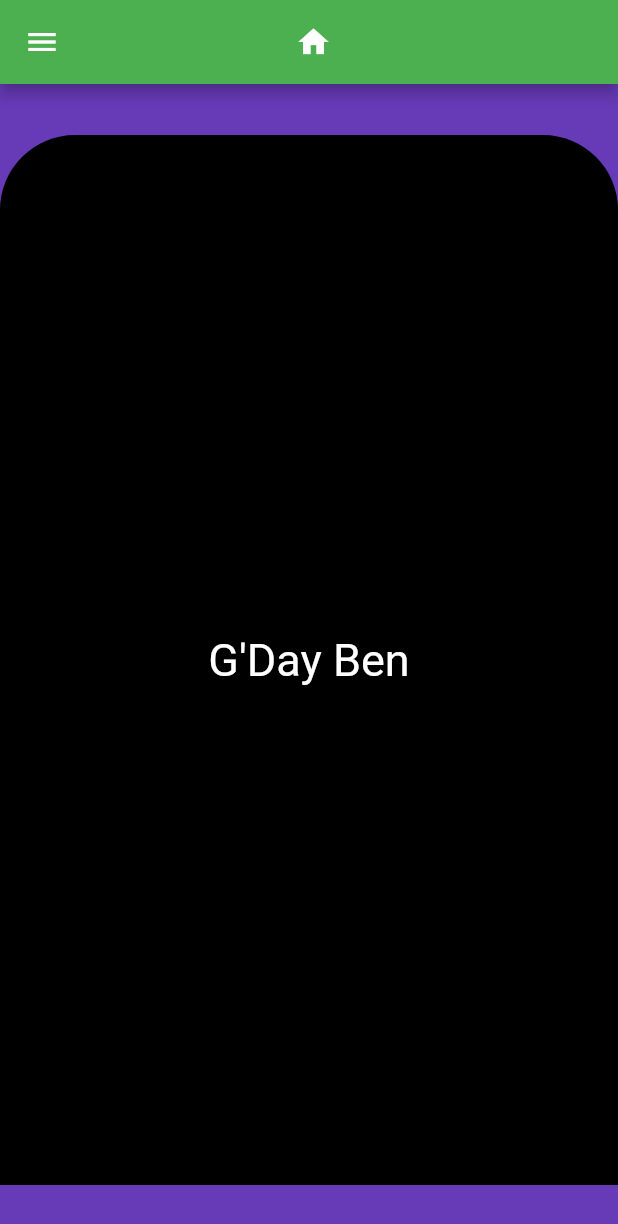
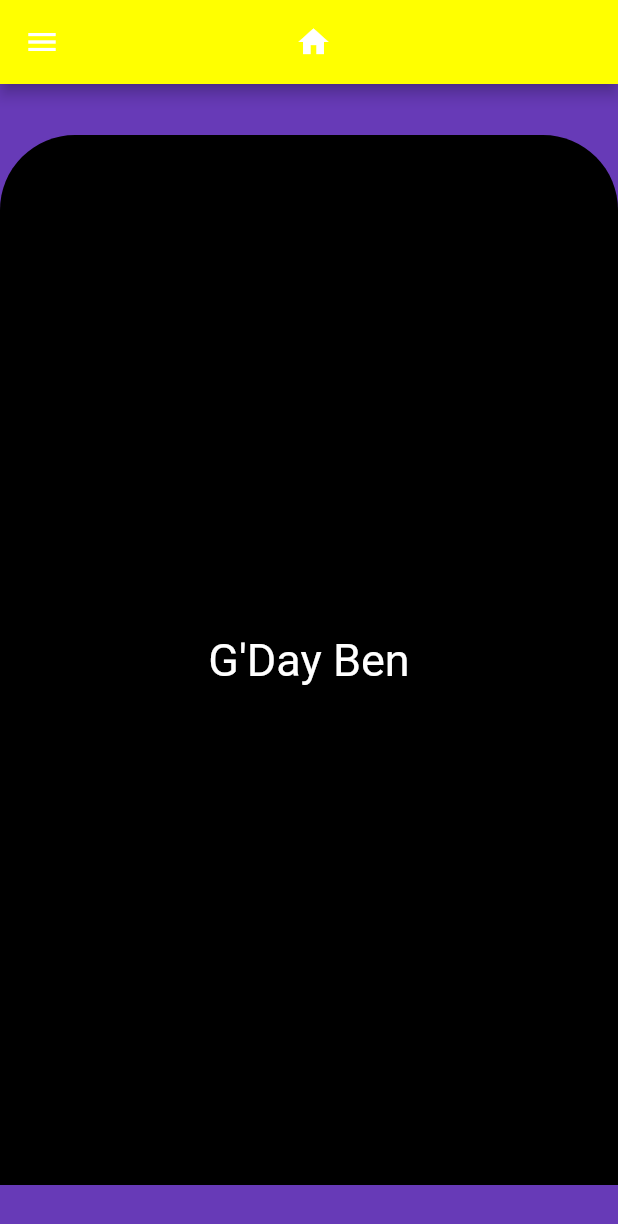
Before and after one commit to Kevin-Au-Duong/DACCKSCAM-DECO3801-S2-2022-UQ, a Flutter app: the screen it shows after launch, on a phone screen of 412 x 824 dp. Shown: the top 1224 px of the screen. Run offline on Flutter 3.47's test engine with Material 2 defaults, Android fonts, the phone set to English and light mode, and no system bars.

Commit message:
Changed to yellow instead

```diff
--- a/lib/main.dart
+++ b/lib/main.dart
@@ -29,7 +29,7 @@ class _HomePageState extends State<HomePage> {
   Widget build(BuildContext context) {
     return Scaffold(
       appBar: AppBar(
-        backgroundColor: Colors.green,
+        backgroundColor: Colors.yellowAccent,
         // title: const Text("DACCKS CAM"),
         title: IconButton(
           icon: const Icon(Icons.home),
```
